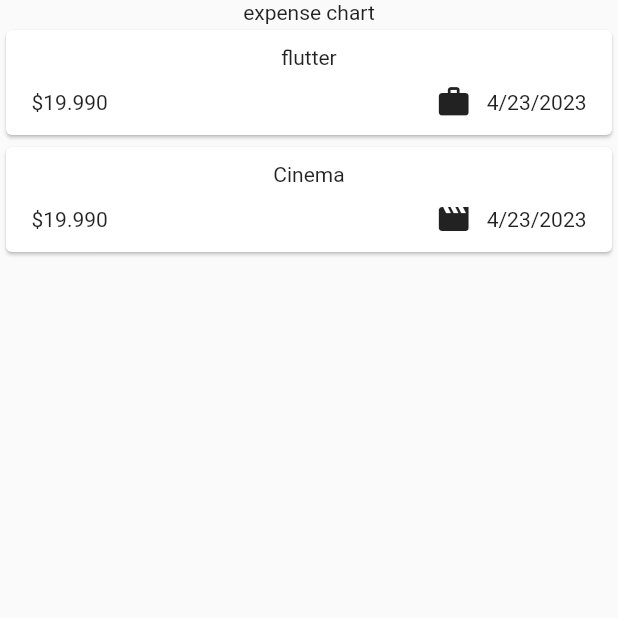
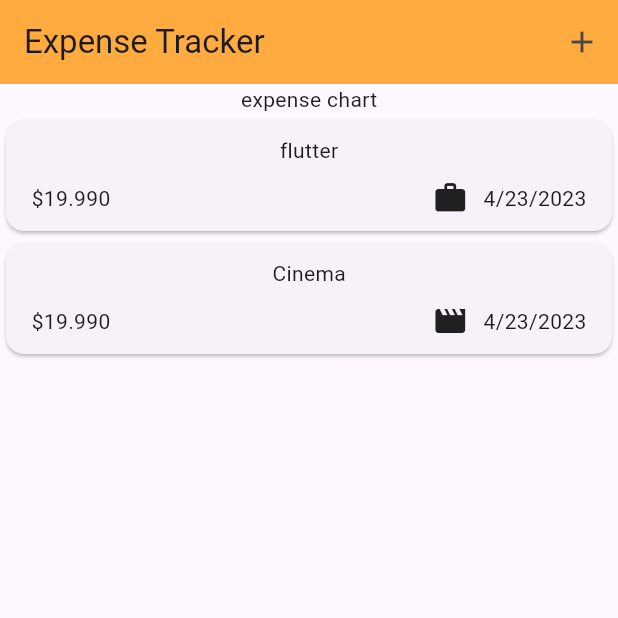
Before and after one commit to spector-0110/Expense-Planner, a Flutter app: the screen it shows after launch, on a phone screen of 412 x 824 dp, the top half of it. Run offline on Flutter 3.47's test engine with Material 2 defaults, Android fonts, the phone set to English and light mode, and no system bars.

Commit message:
app bar added

```diff
--- a/lib/main.dart
+++ b/lib/main.dart
@@ -3,6 +3,8 @@ import 'package:expense_planner/widgets/expenses.dart';
 
 void main() {
   runApp(
-    const MaterialApp(home: Expenses()),
+     MaterialApp(
+      theme: ThemeData(useMaterial3: true),
+      home: const Expenses()),
   );
 }
--- a/lib/widgets/expenses.dart
+++ b/lib/widgets/expenses.dart
@@ -29,6 +29,16 @@ class _ExpensesState extends State<Expenses> {
   @override
   Widget build(context) {
     return Scaffold(
+      appBar: AppBar(
+        backgroundColor: Colors.orangeAccent,
+        title: const Text("Expense Tracker"),
+        actions: [
+          IconButton(
+            onPressed: () {},
+            icon: const Icon(Icons.add),
+          ),
+        ],
+      ),
       body: Column(
         children: [
           const Text('expense chart'),
```
